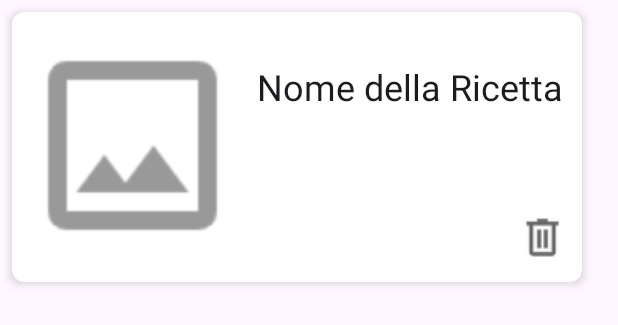
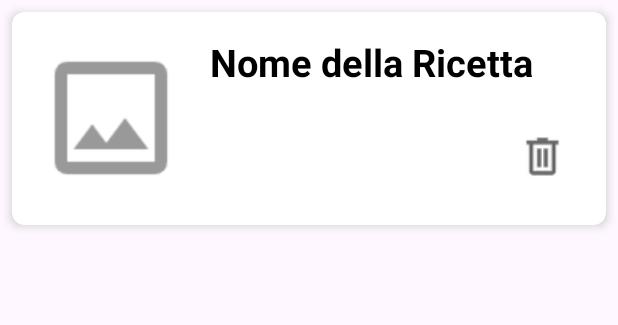
Before and after one commit to DAV-IDE/Ricette, an Android app: the layout recipe_card_view_template2.xml on its own in the app's theme, with its tools: preview values and no code run, on a phone screen of 412 x 824 dp. Shown: the top 325 px of the screen. Run offline under Robolectric (Android 15) with nearby library versions, the phone set to English and light mode, and no system bars.

Commit message:
modifiche layout

```diff
--- a/app/src/main/res/layout/recipe_card_view_template2.xml
+++ b/app/src/main/res/layout/recipe_card_view_template2.xml
@@ -1,52 +1,45 @@
 <?xml version="1.0" encoding="utf-8"?>
 <androidx.cardview.widget.CardView xmlns:android="http://schemas.android.com/apk/res/android"
     xmlns:app="http://schemas.android.com/apk/res-auto"
-    android:layout_width="380dp"
-    android:layout_height="180dp"
+    android:layout_width="match_parent"
+    android:layout_height="wrap_content"
     android:layout_margin="8dp"
     app:cardCornerRadius="8dp"
-    app:cardElevation="4dp"
-    android:clickable="true"
-    android:focusable="true">
+    app:cardElevation="4dp">
 
     <RelativeLayout
         android:layout_width="match_parent"
-        android:layout_height="match_parent">
+        android:layout_height="wrap_content"
+        android:padding="16dp">
 
         <ImageView
             android:id="@+id/imageViewRicetta2"
-            android:layout_width="150dp"
-            android:layout_height="150dp"
+            android:layout_width="100dp"
+            android:layout_height="100dp"
+            android:layout_alignParentStart="true"
+            android:layout_centerVertical="true"
             android:scaleType="centerCrop"
-            android:layout_marginTop="14dp"
-            android:layout_marginLeft="5dp"
             android:src="@drawable/image_placeholder" />
 
-        <LinearLayout
+        <TextView
+            android:id="@+id/textViewNomeRicetta2"
             android:layout_width="wrap_content"
-            android:layout_height="250dp"
+            android:layout_height="wrap_content"
             android:layout_toEndOf="@id/imageViewRicetta2"
-            android:orientation="vertical"
-            android:padding="8dp">
-
-            <TextView
-                android:id="@+id/textViewNomeRicetta2"
-                android:layout_width="match_parent"
-                android:layout_height="wrap_content"
-                android:layout_marginTop="25dp"
-                android:text="Nome della Ricetta"
-                android:textAppearance="@style/TextAppearance.AppCompat.Headline" />
-        </LinearLayout>
+            android:layout_marginStart="16dp"
+            android:textColor="@android:color/black"
+            android:textSize="25sp"
+            android:textStyle="bold"
+            android:text="Nome della Ricetta" />
 
         <ImageButton
             android:id="@+id/buttonElimina"
             android:layout_width="50dp"
             android:layout_height="60dp"
             android:layout_alignParentEnd="true"
-            android:layout_alignParentBottom="true"
             android:layout_marginEnd="1dp"
+            android:layout_marginTop="50dp"
             android:background="@drawable/selettore_preferiti"
             android:src="@drawable/cestino" />
-
     </RelativeLayout>
 </androidx.cardview.widget.CardView>
```
Also changed, not shown: app/src/main/res/layout/activity_ricetta.xml (+25 -25 lines).
